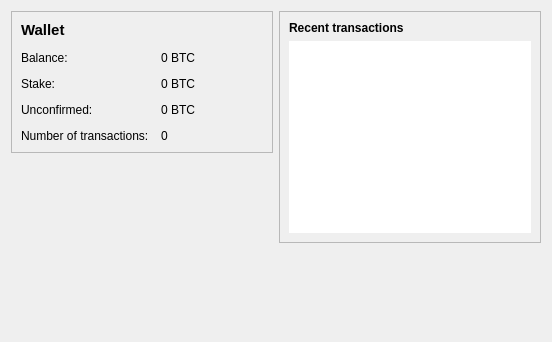
Qt form src/qt/forms/overviewpage.ui (mcastillo0724/novacoin) before a commit.
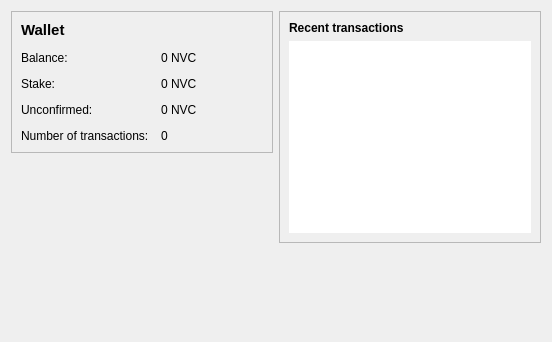
The same form after that commit.

```diff
--- a/src/qt/forms/overviewpage.ui
+++ b/src/qt/forms/overviewpage.ui
@@ -44,7 +44,7 @@
         <item row="2" column="1">
          <widget class="QLabel" name="labelBalance">
           <property name="text">
-           <string notr="true">0 BTC</string>
+           <string notr="true">0 NVC</string>
           </property>
          </widget>
         </item>
@@ -72,7 +72,7 @@
         <item row="4" column="1">
          <widget class="QLabel" name="labelUnconfirmed">
           <property name="text">
-           <string notr="true">0 BTC</string>
+           <string notr="true">0 NVC</string>
           </property>
          </widget>
         </item>
@@ -86,7 +86,7 @@
         <item row="3" column="1">
          <widget class="QLabel" name="labelStake">
           <property name="text">
-           <string notr="true">0 BTC</string>
+           <string notr="true">0 NVC</string>
           </property>
          </widget>
         </item>
```
Left out of the diff: 1 changed line with no effect on the pictures.
